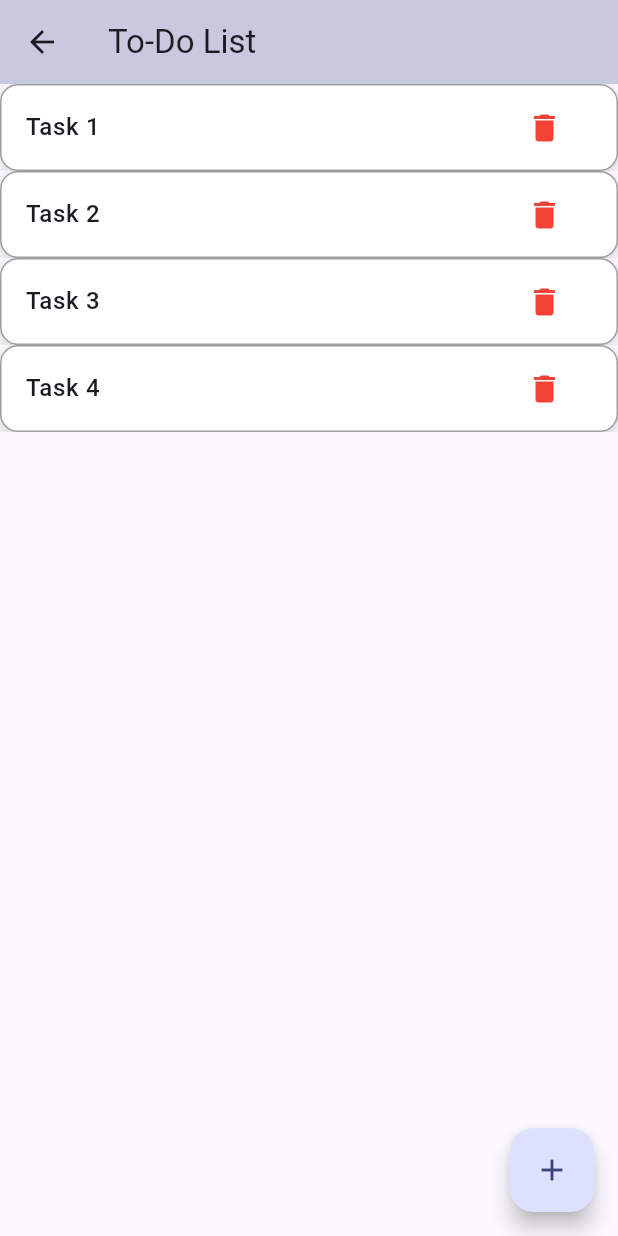
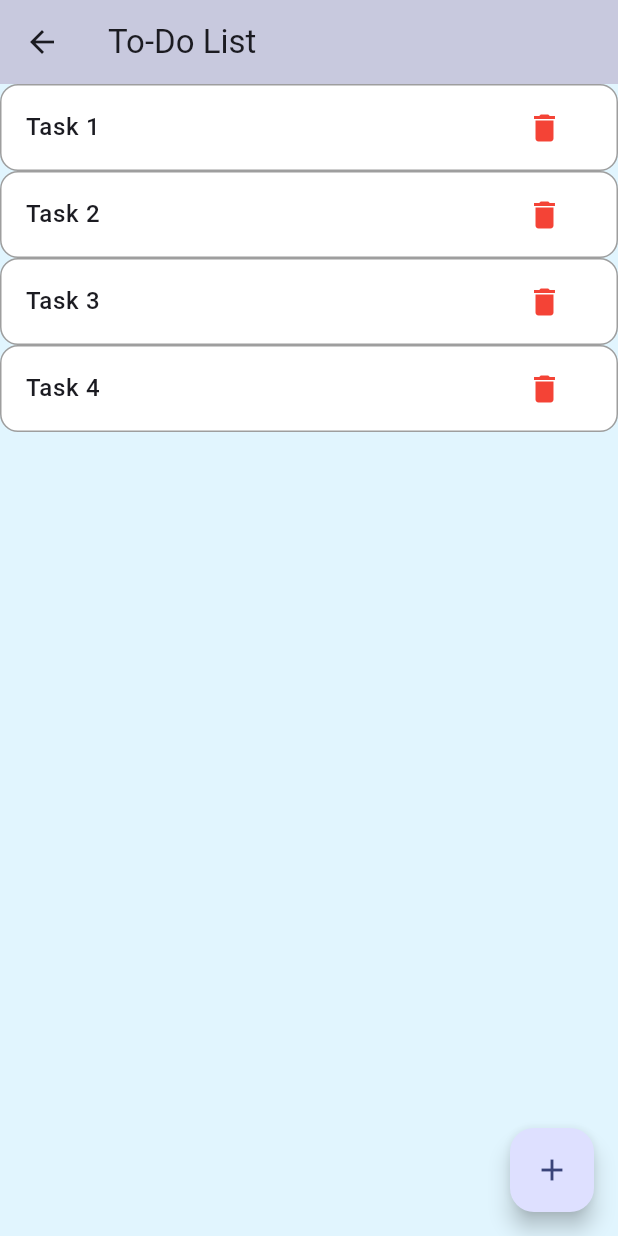
Before and after one commit to Spartakm67/flutter_home_work8, a Flutter app: the TodoScreen screen opened by its route, after a tap on the "add" icon, on a phone screen of 412 x 824 dp. Run offline on Flutter 3.47's test engine with Material 3 defaults, Android fonts, the phone set to English and light mode, and no system bars; our stand-ins replace flutter_dotenv.

Commit message:
TodoList updated

```diff
--- a/lib/screens/todo_screen.dart
+++ b/lib/screens/todo_screen.dart
@@ -13,12 +13,10 @@ class TodoScreen extends StatefulWidget {
 class TodoScreenState extends State<TodoScreen> {
   final GlobalKey<AnimatedListState> _listKey = GlobalKey<AnimatedListState>();
   final List<String> _items = ['Task 1', 'Task 2', 'Task 3'];
-  int _nextItemNumber = 4;
 
   void _addItem() {
-    final index = _items.length;
-    _items.add('Item $_nextItemNumber');
-    _nextItemNumber++;
+    const index = 0;
+    _items.insert(index, 'Task 1');
 
     _updateItemNumbers();
     _listKey.currentState?.insertItem(index);
@@ -93,12 +91,15 @@ class TodoScreenState extends State<TodoScreen> {
         backgroundColor: Theme.of(context).colorScheme.primary.withOpacity(0.3),
         title: const Text('To-Do List'),
       ),
-      body: AnimatedList(
-        key: _listKey,
-        initialItemCount: _items.length,
-        itemBuilder: (context, index, animation) {
-          return _buildItem(_items[index], animation, index);
-        },
+      body: Container(
+        color: Colors.lightBlue[50],
+        child: AnimatedList(
+          key: _listKey,
+          initialItemCount: _items.length,
+          itemBuilder: (context, index, animation) {
+            return _buildItem(_items[index], animation, index);
+          },
+        ),
       ),
       floatingActionButton: FloatingActionButton(
         onPressed: _addItem,
--- a/lib/styles/container_styles.dart
+++ b/lib/styles/container_styles.dart
@@ -21,15 +21,5 @@ class ContainerStyles {
       width: 1,
     ),
     borderRadius: BorderRadius.circular(12),
-    boxShadow: [
-      BoxShadow(
-        color: Colors.grey.withOpacity(0.3),
-        spreadRadius: 1,
-        blurRadius: 5,
-        offset: const Offset(0, 3),
-      ),
-    ],
   );
-
-
 }
```
